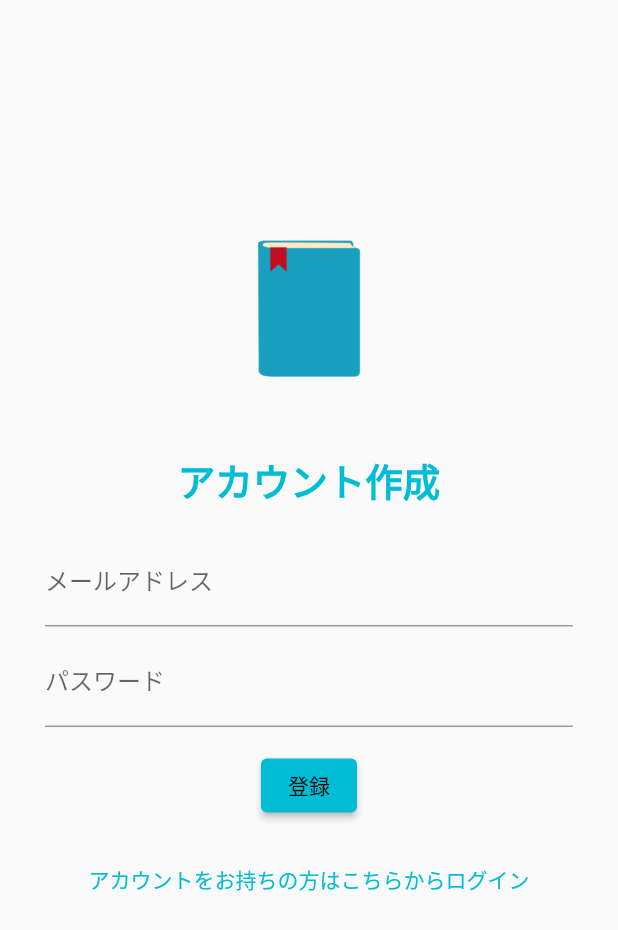
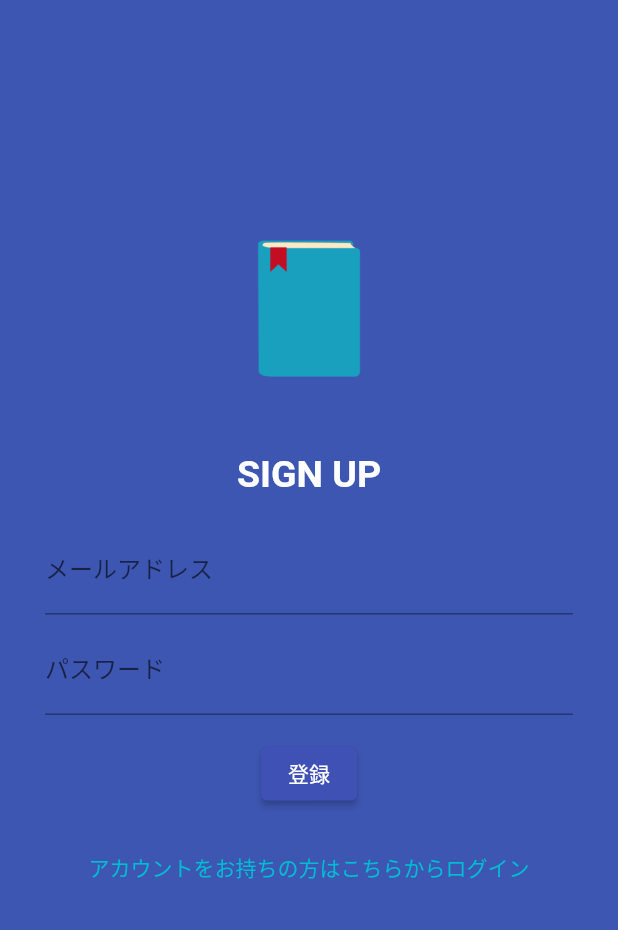
Before and after one commit to kitashio/my-colle-app, a Flutter app: the screen it shows after launch, after a tap on "SIGN UP", on a phone screen of 412 x 824 dp. Shown: the top 930 px of the screen. Run offline on Flutter 3.47's test engine with Material 2 defaults, Android fonts, the phone set to English and light mode, and no system bars; our stand-ins replace google_fonts.

Commit message:
ユーザ登録UI可愛く更新

```diff
--- a/lib/Top_Page/user_add_page.dart
+++ b/lib/Top_Page/user_add_page.dart
@@ -10,16 +10,17 @@ class RegisterPage extends StatelessWidget {
     return Scaffold(
       body: Center(
         child: Container(
+          decoration: BoxDecoration(color: Color.fromRGBO(61, 86, 178, 100),),
           padding: EdgeInsets.fromLTRB(30, 160, 30, 0),
           child: Column(
             children: [
               Image.asset('assets/image/book.png',
               width: 70,),
               const SizedBox(height: 50),
-              Text('アカウント作成',
+              Text('SIGN UP',
               style: TextStyle(
-                color: Colors.cyan,
-              fontSize: 25,
+                color: Colors.white,
+                fontSize: 25,
                 fontWeight: FontWeight.bold,
               ),
               ),
--- a/lib/main.dart
+++ b/lib/main.dart
@@ -16,7 +16,7 @@ class MyApp extends StatelessWidget {
         // textTheme: GoogleFonts.sawarabiMinchoTextTheme(
         //   Theme.of(context).textTheme,
         // ),
-        primarySwatch: Colors.cyan,
+        primarySwatch: Colors.indigo,
       ),
       home: TopUserPage(),
     );
```
